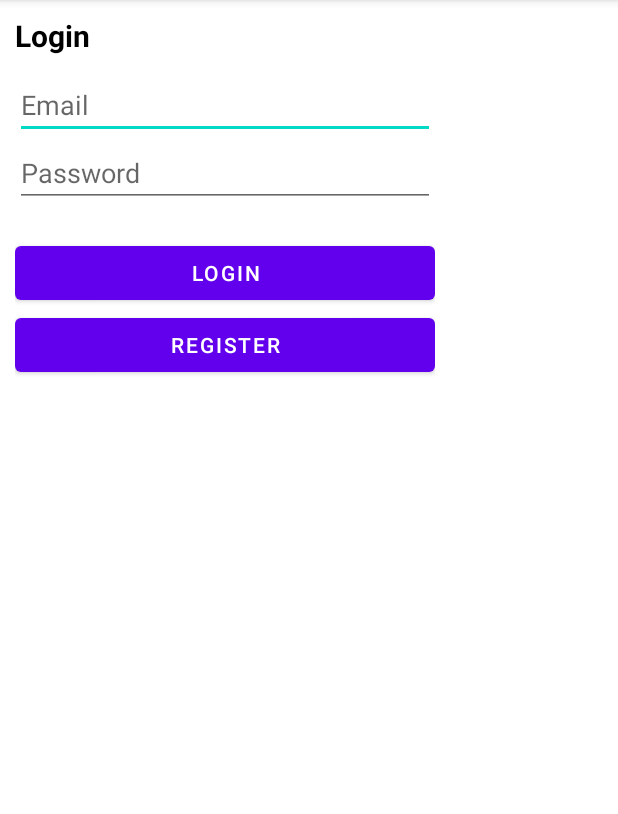
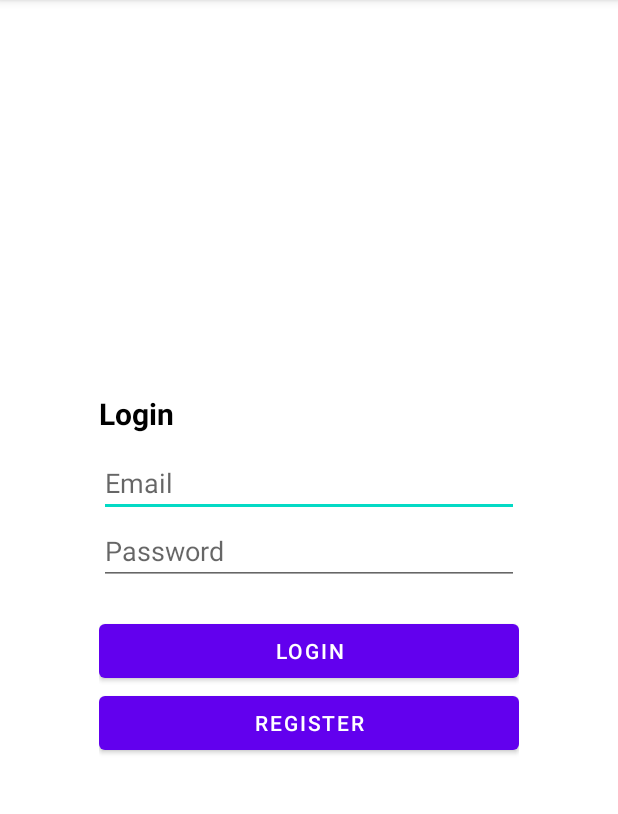
Before and after one commit to thompsonb908/HourTracker, an Android app: the screen it shows after launch (LoginActivity), on a phone screen of 412 x 824 dp, the part 84-898 px from its top. Run offline under Robolectric (Android 15) with nearby library versions, the phone set to English and light mode, and no system bars.

Commit message:
Centered Login and Register dialogs in the screen

```diff
--- a/app/src/main/res/layout/activity_login.xml
+++ b/app/src/main/res/layout/activity_login.xml
@@ -3,7 +3,7 @@
     xmlns:tools="http://schemas.android.com/tools"
     android:layout_width="match_parent"
     android:layout_height="match_parent"
-    android:gravity="center"
+    android:layout_gravity="center"
     android:orientation="vertical"
     tools:context=".LoginActivity">
     <FrameLayout
--- a/app/src/main/res/layout/fragment_login.xml
+++ b/app/src/main/res/layout/fragment_login.xml
@@ -1,5 +1,5 @@
 <?xml version="1.0" encoding="utf-8"?>
-<FrameLayout xmlns:android="http://schemas.android.com/apk/res/android"
+<LinearLayout xmlns:android="http://schemas.android.com/apk/res/android"
     xmlns:tools="http://schemas.android.com/tools"
     android:layout_width="match_parent"
     android:layout_height="match_parent"
@@ -9,52 +9,52 @@
     <LinearLayout
         android:layout_width="300dp"
         android:layout_height="wrap_content"
+        android:orientation="vertical"
         android:padding="10dp"
-        android:orientation="vertical"
         tools:ignore="UselessParent">
 
         <TextView
             android:id="@+id/log_textview"
             android:layout_width="wrap_content"
             android:layout_height="wrap_content"
+            android:text="@string/login"
+            android:textColor="#000"
             android:textSize="20sp"
-            android:textColor="#000"
-            android:textStyle="bold"
-            android:text="@string/login"/>
+            android:textStyle="bold" />
 
         <EditText
             android:id="@+id/log_username"
             android:layout_width="match_parent"
             android:layout_height="wrap_content"
+            android:layout_marginTop="10dp"
             android:layout_weight="1"
-            android:layout_marginTop="10dp"
+            android:autofillHints=""
             android:ems="10"
-            android:inputType="textPersonName"
             android:hint="@string/email"
-            android:autofillHints="" />
+            android:inputType="textPersonName" />
 
         <EditText
             android:id="@+id/log_password"
             android:layout_width="match_parent"
             android:layout_height="wrap_content"
             android:layout_weight="1"
+            android:autofillHints=""
             android:ems="10"
-            android:inputType="textPassword"
             android:hint="@string/password"
-            android:autofillHints="" />
+            android:inputType="textPassword" />
 
         <Button
-            android:layout_marginTop="20dp"
+            android:id="@+id/log_login"
             android:layout_width="match_parent"
             android:layout_height="wrap_content"
-            android:id="@+id/log_login"
-            android:text="@string/login"/>
+            android:layout_marginTop="20dp"
+            android:text="@string/login" />
 
         <Button
             android:id="@+id/log_register"
             android:layout_width="match_parent"
             android:layout_height="wrap_content"
-            android:text="@string/register"/>
+            android:text="@string/register" />
 
     </LinearLayout>
-</FrameLayout>
+</LinearLayout>
```
Also changed, not shown: app/src/main/res/layout/fragment_register.xml (+14 -13 lines).
